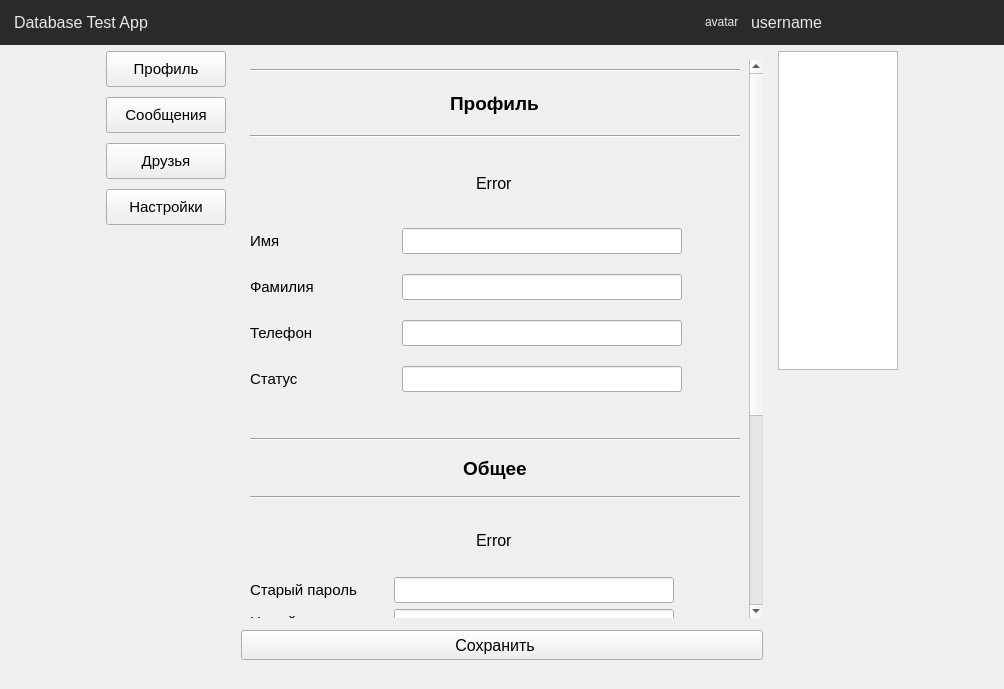
The window that ui/mainwindow.ui (Korostast/chat-database-project) describes before a commit, drawn with Qt 5.
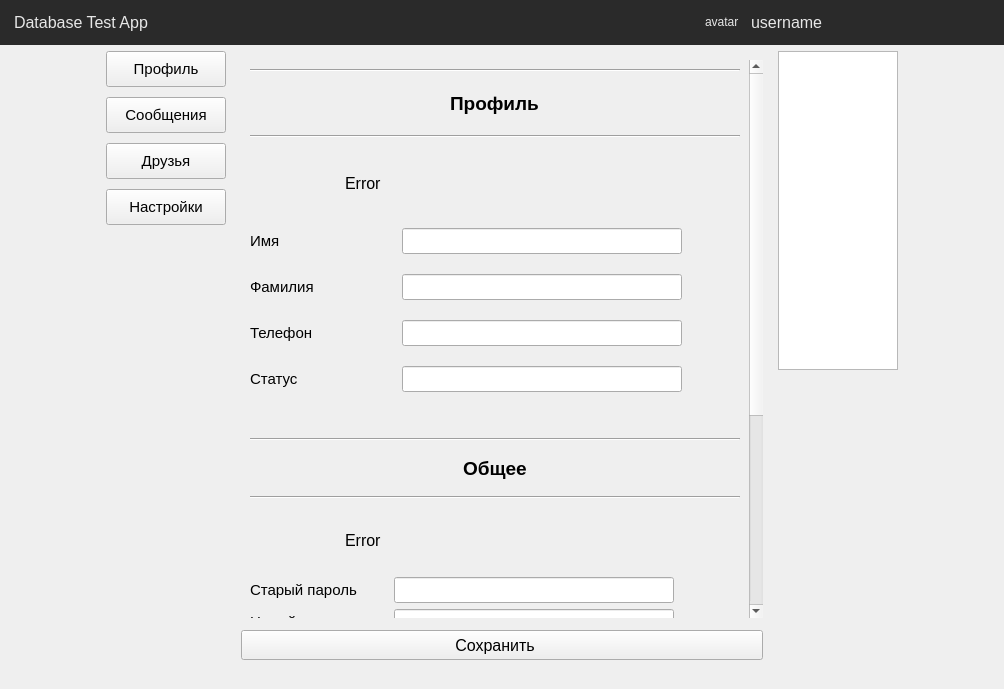
The same window after the commit. The open tabs and pages were chosen to show the change. Icons and pictures are not drawn. Custom widgets are drawn as their Qt base class.

What changed in the file:
```diff
--- a/ui/mainwindow.ui
+++ b/ui/mainwindow.ui
@@ -1851,7 +1851,7 @@
                        </property>
                        <property name="minimumSize">
                         <size>
-                         <width>0</width>
+                         <width>300</width>
                          <height>50</height>
                         </size>
                        </property>
@@ -2240,7 +2240,7 @@
                          </property>
                          <property name="minimumSize">
                           <size>
-                           <width>0</width>
+                           <width>300</width>
                            <height>50</height>
                           </size>
                          </property>
```
Left out of the diff: 61 changed lines with no effect on the pictures.
